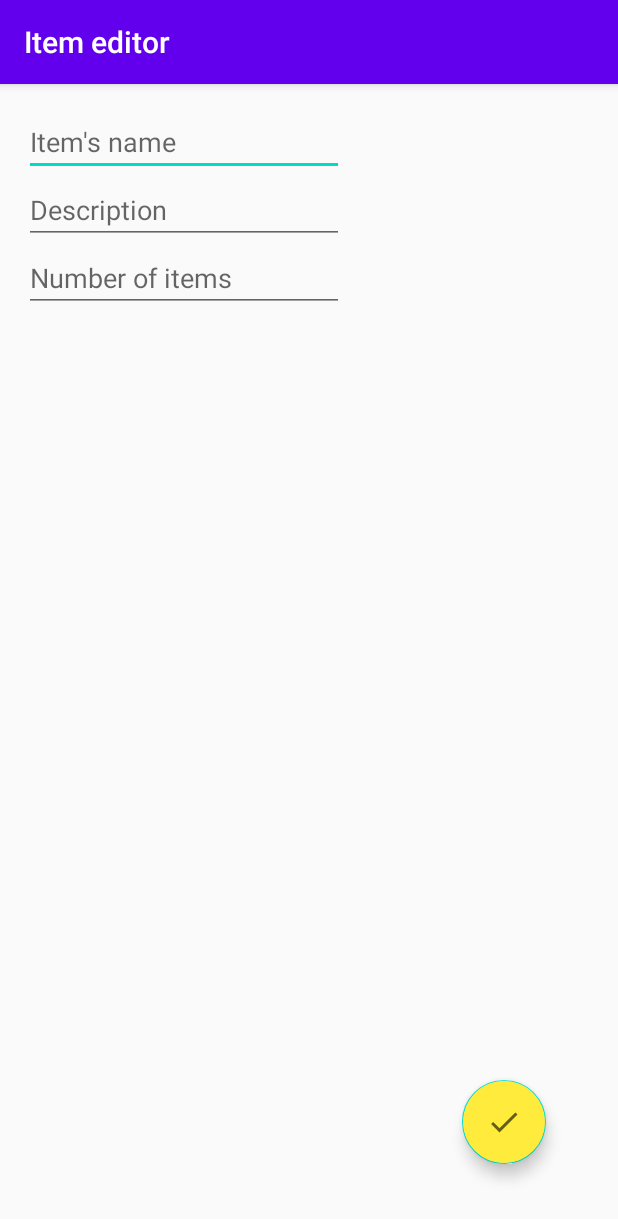
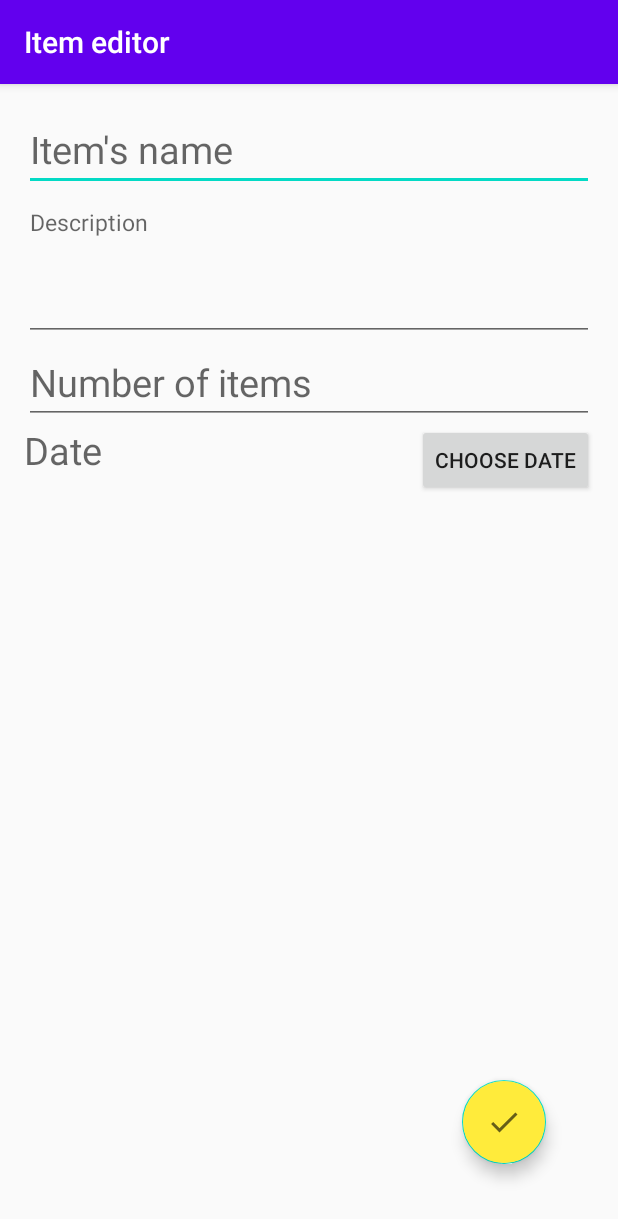
Before and after one commit to FokaKefir/Shopping-List-app, an Android app: the screen it shows after launch (ItemActivity), after a tap on an icon or button, on a phone screen of 412 x 824 dp. Shown: the top 1219 px of the screen. Run offline under Robolectric (Android 15) with nearby library versions, the phone set to English and light mode, and no system bars.

Commit message:
Adding the date to the app.

```diff
--- a/app/src/main/java/com/example/shoppinglist/gui/activity/ItemActivity.java
+++ b/app/src/main/java/com/example/shoppinglist/gui/activity/ItemActivity.java
@@ -2,19 +2,26 @@ package com.example.shoppinglist.gui.activity;
 
 import androidx.appcompat.app.AppCompatActivity;
 
+import android.app.DatePickerDialog;
 import android.content.DialogInterface;
 import android.content.Intent;
 import android.os.Bundle;
 import android.view.View;
+import android.widget.Button;
+import android.widget.DatePicker;
 import android.widget.EditText;
+import android.widget.TextView;
 import android.widget.Toast;
 
 import com.example.shoppinglist.R;
 import com.example.shoppinglist.model.Item;
+import com.example.shoppinglist.model.MyDate;
 import com.google.android.material.floatingactionbutton.FloatingActionButton;
 
+import java.util.Calendar;
 
-public class ItemActivity extends AppCompatActivity implements View.OnClickListener {
+
+public class ItemActivity extends AppCompatActivity implements View.OnClickListener, DatePickerDialog.OnDateSetListener {
 
     // region 0. Constants
 
@@ -27,8 +34,12 @@ public class ItemActivity extends AppCompatActivity implements View.OnClickListe
     private EditText txtName;
     private EditText txtDescription;
     private EditText txtNumbersOfItems;
+    private TextView txtDate;
 
     private FloatingActionButton btnDone;
+    private Button btnDate;
+
+    private MyDate date;
 
     // endregion
 
@@ -45,20 +56,46 @@ public class ItemActivity extends AppCompatActivity implements View.OnClickListe
         this.txtName = findViewById(R.id.txt_name);
         this.txtDescription = findViewById(R.id.txt_description);
         this.txtNumbersOfItems = findViewById(R.id.txt_number_of_items);
+        this.txtDate = findViewById(R.id.txt_date);
         this.btnDone = findViewById(R.id.fab_done);
+        this.btnDate = findViewById(R.id.btn_date);
+
+        this.date = new MyDate();
 
         Intent intent = getIntent();
         Item item = intent.getParcelableExtra(MainActivity.EXTRA_TEXT);
 
-        if (!item.isDefault()){
+        if (item != null && !item.isDefault()){
             this.txtName.setText(item.getTextName());
             this.txtDescription.setText(item.getTextDescription());
             this.txtNumbersOfItems.setText(String.valueOf(item.getNumberOfItems()));
+            this.date = item.getDate();
+            this.txtDate.setText(this.date.toString());
         }
 
         this.btnDone.setOnClickListener(this);
+        this.btnDate.setOnClickListener(this);
 
     }
+
+    // endregion
+
+    // region 4. Other methods
+
+    private void showDatePickerDialog(){
+        DatePickerDialog datePickerDialog = new DatePickerDialog(
+                this,
+                this,
+                Calendar.getInstance().get(Calendar.YEAR),
+                Calendar.getInstance().get(Calendar.MONTH),
+                Calendar.getInstance().get(Calendar.DAY_OF_MONTH)
+        );
+        datePickerDialog.show();
+    }
+
+    // endregion
+
+    // region 5. Listener
 
     @Override
     public void onClick(View view) {
@@ -68,17 +105,22 @@ public class ItemActivity extends AppCompatActivity implements View.OnClickListe
                     R.drawable.ic_box_blue,
                     this.txtName.getText().toString(),
                     this.txtDescription.getText().toString(),
-                    Integer.parseInt(this.txtNumbersOfItems.getText().toString())
+                    Integer.parseInt(this.txtNumbersOfItems.getText().toString()),
+                    this.date
             ));
 
             setResult(RESULT_OK, resultIntent);
             finish();
+        } else if (view.getId() == R.id.btn_date) {
+            showDatePickerDialog();
         }
     }
 
-    // endregion
-
-    // region 4. Listener
+    @Override
+    public void onDateSet(DatePicker datePicker, int year, int month, int dayOfMonth) {
+        this.date = new MyDate(year, month, dayOfMonth);
+        this.txtDate.setText(this.date.toString());
+    }
 
     // endregion
 }
--- a/app/src/main/java/com/example/shoppinglist/gui/recyclerview/RecyclerViewAdapter.java
+++ b/app/src/main/java/com/example/shoppinglist/gui/recyclerview/RecyclerViewAdapter.java
@@ -62,6 +62,7 @@ public class RecyclerViewAdapter extends RecyclerView.Adapter<ViewHolder> implem
         holder.txtName.setText(currentItem.getTextName());
         holder.txtDescription.setText(currentItem.getTextDescription());
         holder.txtNumber.setText(String.valueOf(currentItem.getNumberOfItems()));
+        holder.txtDate.setText(currentItem.getDate().toString());
     }
 
     @Override
--- a/app/src/main/java/com/example/shoppinglist/gui/recyclerview/ViewHolder.java
+++ b/app/src/main/java/com/example/shoppinglist/gui/recyclerview/ViewHolder.java
@@ -21,6 +21,7 @@ public class ViewHolder extends RecyclerView.ViewHolder implements View.OnTouchL
     public TextView txtName;
     public TextView txtDescription;
     public TextView txtNumber;
+    public TextView txtDate;
 
     private RecyclerViewAdapter.OnItemListener onItemListener;
     private GestureDetector gestureDetector;
@@ -37,6 +38,7 @@ public class ViewHolder extends RecyclerView.ViewHolder implements View.OnTouchL
         this.txtName = itemView.findViewById(R.id.txtName);
         this.txtDescription = itemView.findViewById(R.id.txtDescription);
         this.txtNumber = itemView.findViewById(R.id.txtNumber);
+        this.txtDate = itemView.findViewById(R.id.txtDate);
 
         this.onItemListener = onItemListener;
         this.gestureDetector = new GestureDetector(itemView.getContext(), this);
@@ -86,8 +88,6 @@ public class ViewHolder extends RecyclerView.ViewHolder implements View.OnTouchL
         return true;
     }
 
-
-
     // endregion
 
     // region 4. Getters and Setters
--- a/app/src/main/java/com/example/shoppinglist/model/Item.java
+++ b/app/src/main/java/com/example/shoppinglist/model/Item.java
@@ -2,6 +2,8 @@ package com.example.shoppinglist.model;
 
 import android.os.Parcel;
 import android.os.Parcelable;
+
+import java.util.Objects;
 
 public class Item implements Parcelable {
 
@@ -20,6 +22,7 @@ public class Item implements Parcelable {
     private String textName;
     private String textDescription;
     private int numberOfItems;
+    private MyDate date;
 
     // endregion
 
@@ -30,6 +33,7 @@ public class Item implements Parcelable {
         this.textName = DEFAULT_NAME;
         this.textDescription = DEFAULT_DESCRIPTION;
         this.numberOfItems = DEFAULT_NUMBER_OF_ITEMS;
+        this.date = new MyDate();
     }
 
     public Item(int imageResource, String textName, String textDescription, int numberOfItems) {
@@ -39,11 +43,20 @@ public class Item implements Parcelable {
         this.numberOfItems = numberOfItems;
     }
 
+    public Item(int imageResource, String textName, String textDescription, int numberOfItems, MyDate date) {
+        this.imageResource = imageResource;
+        this.textName = textName;
+        this.textDescription = textDescription;
+        this.numberOfItems = numberOfItems;
+        this.date = date;
+    }
+
     protected Item(Parcel parcel){
         this.imageResource = parcel.readInt();
         this.textName = parcel.readString();
         this.textDescription = parcel.readString();
         this.numberOfItems = parcel.readInt();
+        this.date = new MyDate(Objects.requireNonNull(parcel.readString()));
     }
 
     // endregion
@@ -73,6 +86,10 @@ public class Item implements Parcelable {
         return numberOfItems;
     }
 
+    public MyDate getDate() {
+        return date;
+    }
+
     public void setImageResource(int imageResource) {
         this.imageResource = imageResource;
     }
@@ -87,6 +104,10 @@ public class Item implements Parcelable {
 
     public void setNumberOfItems(int numberOfItems) {
         this.numberOfItems = numberOfItems;
+    }
+
+    public void setDate(MyDate date) {
+        this.date = date;
     }
 
     // endregion
@@ -116,6 +137,7 @@ public class Item implements Parcelable {
         parcel.writeString(this.textName);
         parcel.writeString(this.textDescription);
         parcel.writeInt(this.numberOfItems);
+        parcel.writeString(this.date.toString());
 
     }
 
--- /dev/null
+++ b/app/src/main/java/com/example/shoppinglist/model/MyDate.java
@@ -0,0 +1,135 @@
+package com.example.shoppinglist.model;
+
+public class MyDate {
+
+    // region 0. Constants
+
+    private static final int[] MONTHS_LENGTH = {
+            31, 28, 31, 30, 31, 30, 31, 31, 30, 31, 30, 31
+    };
+
+    private static final String[] MONTHS = {
+            "Jan", "Feb", "Mar", "Apr", "May", "June", "July", "Aug", "Sept", "Oct", "Nov", "Dec"
+    };
+
+    // endregion
+
+    // region 1. Decl and Init
+
+    private int year;
+    private int month;
+    private int day;
+
+    // endregion
+
+    // region 2. Constructor
+
+    public MyDate(int year, int month, int day) {
+        this.year = year;
+        this.month = month;
+        this.day = day;
+    }
+
+    public MyDate(String strDate){
+        StringBuilder strYear = new StringBuilder();
+        StringBuilder strMonth = new StringBuilder();
+        StringBuilder strDay = new StringBuilder();
+        int ind = 0;
+
+        while (ind < strDate.length() && strDate.charAt(ind) != '.') {
+            strYear.append(strDate.charAt(ind));
+            ind ++;
+        }
+        this.year = Integer.parseInt(strYear.toString());
+
+        ind += 2;
+        while (ind < strDate.length() && strDate.charAt(ind) != '.') {
+            strMonth.append(strDate.charAt(ind));
+            ind ++;
+        }
+        for (int i = 0; i < MONTHS.length; i++) {
+            if (strMonth.toString().equals(MONTHS[i])){
+                this.month = i+1;
+                break;
+            }
+        }
+
+        ind += 2;
+        while (ind < strDate.length() && strDate.charAt(ind) != '.') {
+            strDay.append(strDate.charAt(ind));
+            ind ++;
+        }
+        this.day = Integer.parseInt(strDay.toString());
+    }
+
+    public MyDate(){
+        this.year = 0;
+        this.month = 1;
+        this.day = 1;
+    }
+
+    // endregion
+
+    // region 3. Getters and Setters
+
+
+    @Override
+    public String toString() {
+        String strDate = "";
+        strDate = this.year + ". " + MONTHS[this.month - 1] + ". " + this.day + ".";
+        return strDate;
+    }
+
+    public int getYear() {
+        return year;
+    }
+
+    public int getMonth() {
+        return month;
+    }
+
+    public int getDay() {
+        return day;
+    }
+
+    public void setYear(int year) {
+        this.year = year;
+    }
+
+    public void setMonth(int month) {
+        this.month = month;
+    }
+
+    public void setDay(int day) {
+        this.day = day;
+    }
+
+    // endregion
+
+    // region 4. Other methods
+
+    public MyDate getOneDayEarlier(){
+        int year = this.year;
+        int month = this.month;
+        int day = this.day;
+
+        day--;
+        if (day == 0){
+            month--;
+            day = MONTHS_LENGTH[(month - 1 + 12) % 12];
+            if (day == 28 && year % 4 == 0){
+                day = 29;
+            }
+
+            if (month == 0){
+                month = 12;
+                year--;
+            }
+        }
+
+        return new MyDate(year, month, day);
+    }
+
+    // endregion
+
+}
--- a/app/src/main/java/com/example/shoppinglist/testrdata/TestData.java
+++ b/app/src/main/java/com/example/shoppinglist/testrdata/TestData.java
@@ -2,13 +2,14 @@ package com.example.shoppinglist.testrdata;
 
 import com.example.shoppinglist.R;
 import com.example.shoppinglist.model.Item;
+import com.example.shoppinglist.model.MyDate;
 
 import java.util.ArrayList;
 
 public class TestData {
 
     // region 0. Constants
-    private static final int MAX_ITEM = 30;
+    private static final int MAX_ITEM = 15;
     // endregion
 
     // region 1. Constructor
@@ -30,6 +31,7 @@ public class TestData {
             item.setTextDescription("description" + i);
             item.setImageResource((i%2 == 0 ? R.drawable.ic_box_red : R.drawable.ic_box_blue));
             item.setNumberOfItems(i);
+            item.setDate(new MyDate(2020, 12, i+1));
 
             testList.add(item);
         }
--- a/app/src/main/res/layout/item_activity.xml
+++ b/app/src/main/res/layout/item_activity.xml
@@ -16,31 +16,53 @@
 
         <EditText
             android:id="@+id/txt_name"
-            android:layout_width="wrap_content"
+            android:layout_width="match_parent"
             android:layout_height="wrap_content"
             android:autofillHints=""
-            android:ems="10"
+            android:textSize="25sp"
             android:hint="@string/str_name"
             android:inputType="textPersonName" />
 
         <EditText
             android:id="@+id/txt_description"
-            android:layout_width="wrap_content"
-            android:layout_height="wrap_content"
+            android:layout_width="match_parent"
+            android:layout_height="100dp"
             android:autofillHints=""
-            android:ems="10"
+            android:textSize="15sp"
             android:gravity="start|top"
             android:hint="@string/str_description"
             android:inputType="textMultiLine" />
 
         <EditText
             android:id="@+id/txt_number_of_items"
-            android:layout_width="wrap_content"
+            android:layout_width="match_parent"
             android:layout_height="wrap_content"
             android:autofillHints=""
-            android:ems="10"
+            android:textSize="25sp"
             android:hint="@string/str_number_of_items"
             android:inputType="numberDecimal" />
+
+        <RelativeLayout
+            android:layout_width="match_parent"
+            android:layout_height="wrap_content"
+            android:orientation="horizontal">
+
+            <TextView
+                android:id="@+id/txt_date"
+                android:layout_width="wrap_content"
+                android:layout_height="wrap_content"
+                android:layout_alignParentStart="true"
+                android:hint="@string/str_date"
+                android:textSize="25sp" />
+
+            <Button
+                android:id="@+id/btn_date"
+                android:layout_width="wrap_content"
+                android:layout_height="wrap_content"
+                android:layout_alignParentEnd="true"
+                android:text="@string/str_choose_date" />
+        </RelativeLayout>
+
     </LinearLayout>
 
     <com.google.android.material.floatingactionbutton.FloatingActionButton
--- a/app/src/main/res/values/strings.xml
+++ b/app/src/main/res/values/strings.xml
@@ -3,4 +3,7 @@
     <string name="str_description">Description</string>
     <string name="str_name">Item\'s name</string>
     <string name="str_number_of_items">Number of items</string>
+    <string name="str_date">Date</string>
+    <string name="str_choose_date">Choose date</string>
+
 </resources>
```
Also changed, not shown: app/src/main/res/layout/recycler_view_item.xml (+12 -1 lines).
